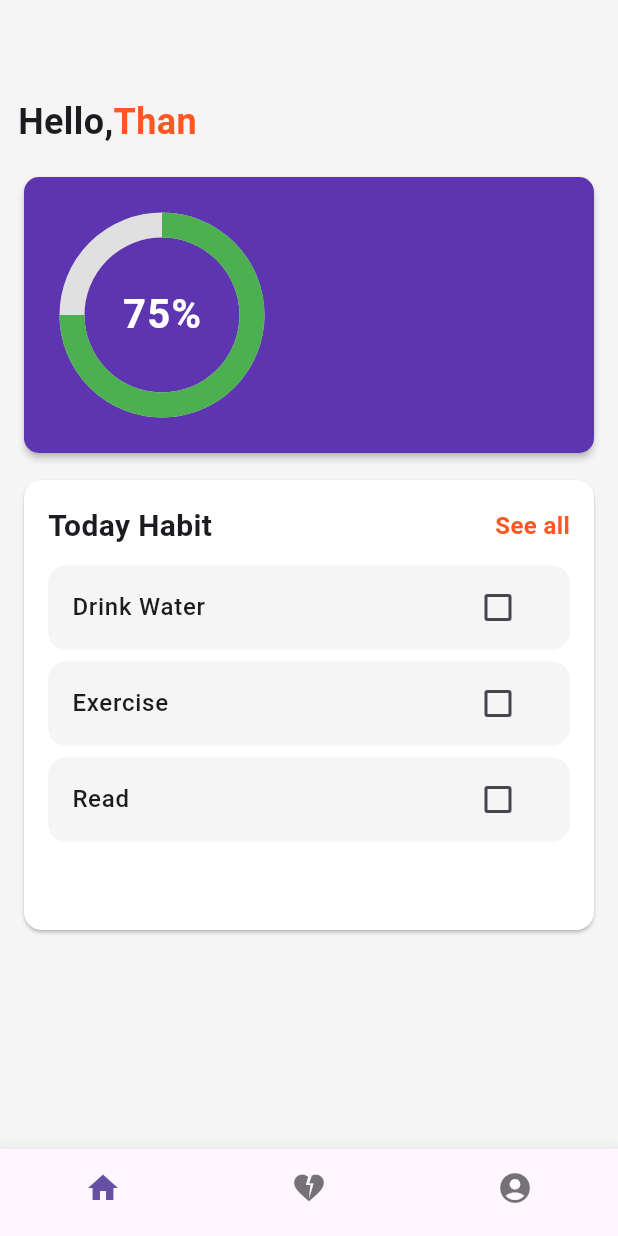
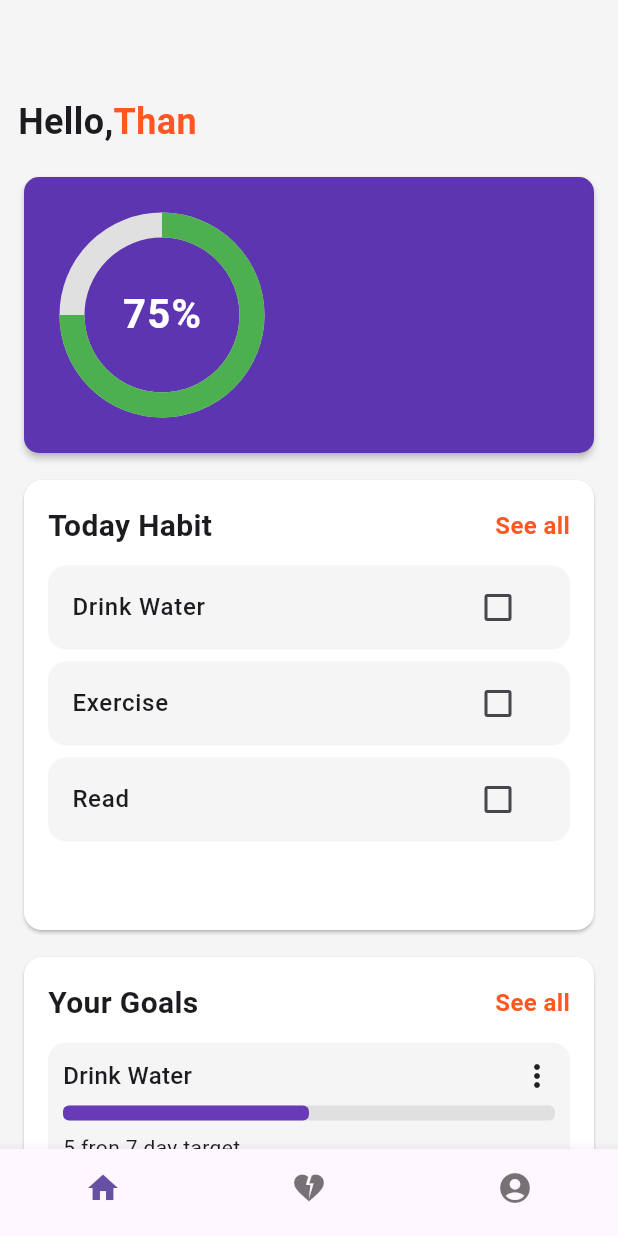
Before and after one commit to thanchayawikgithub/habit-frontend, a Flutter app: the screen it shows after launch, on a phone screen of 412 x 824 dp. Run offline on Flutter 3.47's test engine with Material 3 defaults, Android fonts, the light colour scheme and no system bars; our stand-ins replace get.

Commit message:
add your goal

```diff
--- a/lib/app/modules/home/views/home_view.dart
+++ b/lib/app/modules/home/views/home_view.dart
@@ -3,6 +3,7 @@ import 'package:get/get.dart';
 import 'package:habit_frontend/app/layout/bottom_app_bar.dart';
 import 'package:habit_frontend/app/modules/home/widgets/progress_card.dart';
 import 'package:habit_frontend/app/modules/home/widgets/today_habit.dart';
+import 'package:habit_frontend/app/modules/home/widgets/your_goals.dart';
 
 import '../controllers/home_controller.dart';
 
@@ -13,7 +14,8 @@ class HomeView extends GetView<HomeController> {
   Widget build(BuildContext context) {
     return Scaffold(
         bottomNavigationBar: BottomAppBarWidget(),
-      body: Container(
+        body: SingleChildScrollView(
+          child: Container(
             color: Colors.grey[100],
             padding: const EdgeInsets.only(left: 12.0, right: 12.0, top: 64.0),
             child: Column(
@@ -23,7 +25,8 @@ class HomeView extends GetView<HomeController> {
                   children: [
                     Text(
                       'Hello,',
-                  style: TextStyle(fontSize: 24, fontWeight: FontWeight.bold),
+                      style:
+                          TextStyle(fontSize: 24, fontWeight: FontWeight.bold),
                     ),
                     Text(
                       'Than',
@@ -37,10 +40,12 @@ class HomeView extends GetView<HomeController> {
                 SizedBox(height: 16),
                 ProgressCard(),
                 SizedBox(height: 10),
-            TodayHabit()
+                TodayHabit(),
+                SizedBox(height: 10),
+                YourGoals()
               ],
             ),
           ),
-    );
+        ));
   }
 }
--- a/lib/app/modules/home/widgets/your_goals.dart
+++ b/lib/app/modules/home/widgets/your_goals.dart
@@ -1,10 +1,98 @@
 import 'package:flutter/material.dart';
+import 'package:habit_frontend/app/data/models/habit.dart';
 
 class YourGoals extends StatelessWidget {
   const YourGoals({Key? key}) : super(key: key);
 
   @override
   Widget build(BuildContext context) {
-    return Container();
+    List<Habit> todayHabits = [
+      Habit(title: "Drink Water", description: "Drink Water 8 cups"),
+      Habit(title: "Exercise", description: "30 minutes of workout"),
+      Habit(title: "Read", description: "Read for 20 minutes"),
+    ];
+
+    return Card(
+      color: Colors.white,
+      child: Container(
+        width: MediaQuery.of(context).size.width,
+        height: 450,
+        padding: EdgeInsets.all(16),
+        child: Column(
+          crossAxisAlignment: CrossAxisAlignment.start,
+          children: [
+            Row(
+              mainAxisAlignment: MainAxisAlignment.spaceBetween,
+              children: [
+                Text(
+                  'Your Goals',
+                  style: TextStyle(fontWeight: FontWeight.bold, fontSize: 20),
+                ),
+                Text(
+                  'See all',
+                  style: TextStyle(
+                      fontWeight: FontWeight.bold,
+                      fontSize: 16,
+                      color: Colors.deepOrange[500]),
+                )
+              ],
+            ),
+            SizedBox(
+              height: 12,
+            ),
+            Expanded(
+              child: ListView.builder(
+                itemCount: todayHabits.length,
+                itemBuilder: (context, index) {
+                  return Container(
+                      margin: EdgeInsets.only(bottom: 8), // Space between items
+                      decoration: BoxDecoration(
+                        color: Colors.grey[100], // Grey background
+                        borderRadius:
+                            BorderRadius.circular(12), // Rounded corners
+                      ),
+                      child: Padding(
+                        padding: const EdgeInsets.all(10.0),
+                        child: Column(
+                          crossAxisAlignment: CrossAxisAlignment.start,
+                          children: [
+                            Row(
+                              mainAxisAlignment: MainAxisAlignment.spaceBetween,
+                              children: [
+                                Text(
+                                  todayHabits[index].title,
+                                  style: TextStyle(
+                                      fontWeight: FontWeight.w500,
+                                      fontSize: 16),
+                                ),
+                                Icon(Icons.more_vert)
+                              ],
+                            ),
+                            SizedBox(height: 8),
+                            LinearProgressIndicator(
+                              value: 0.5,
+                              backgroundColor: Colors.grey[300],
+                              valueColor: const AlwaysStoppedAnimation<Color>(
+                                  Colors.deepPurple),
+                              minHeight: 10,
+                              borderRadius: BorderRadius.circular(4),
+                              // Adjust thickness as needed
+                            ),
+                            SizedBox(height: 8),
+                            Text("5 fron 7 day target"),
+                            Text(
+                              "Everyday",
+                              style: TextStyle(color: Colors.deepOrange[500]),
+                            ),
+                          ],
+                        ),
+                      ));
+                },
+              ),
+            ),
+          ],
+        ),
+      ),
+    );
   }
 }
```
Lines whose indentation alone changed are shown as unchanged.
